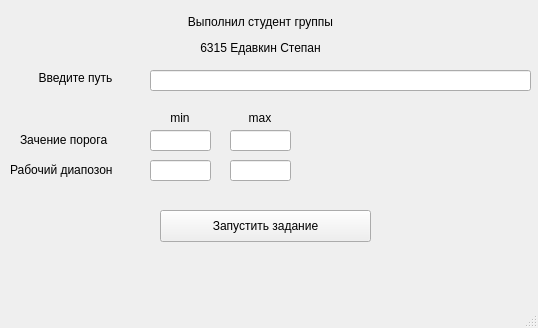
First picture: the form in inter.ui, repository StePUNK2002/5-1LabaKG, before the edit.
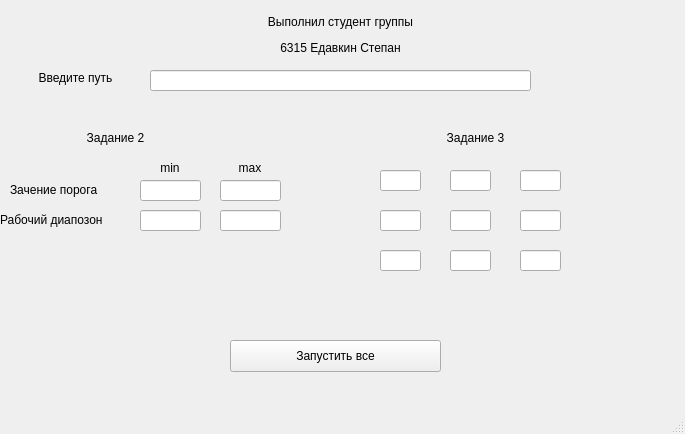
Second picture: the form after the edit.

The edit to the form file:
```diff
--- a/inter.ui
+++ b/inter.ui
@@ -6,8 +6,8 @@
    <rect>
     <x>0</x>
     <y>0</y>
-    <width>538</width>
-    <height>328</height>
+    <width>685</width>
+    <height>434</height>
    </rect>
   </property>
   <property name="windowTitle">
@@ -17,7 +17,7 @@
    <widget class="QLabel" name="label">
     <property name="geometry">
      <rect>
-      <x>130</x>
+      <x>210</x>
       <y>10</y>
       <width>261</width>
       <height>51</height>
@@ -62,8 +62,8 @@
    <widget class="QLabel" name="label_3">
     <property name="geometry">
      <rect>
-      <x>20</x>
-      <y>130</y>
+      <x>10</x>
+      <y>180</y>
       <width>121</width>
       <height>20</height>
      </rect>
@@ -75,8 +75,8 @@
    <widget class="QLabel" name="label_4">
     <property name="geometry">
      <rect>
-      <x>150</x>
-      <y>110</y>
+      <x>140</x>
+      <y>160</y>
       <width>60</width>
       <height>16</height>
      </rect>
@@ -91,8 +91,8 @@
    <widget class="QLineEdit" name="lineEdit_2">
     <property name="geometry">
      <rect>
-      <x>150</x>
-      <y>130</y>
+      <x>140</x>
+      <y>180</y>
       <width>61</width>
       <height>21</height>
      </rect>
@@ -101,8 +101,8 @@
    <widget class="QLabel" name="label_5">
     <property name="geometry">
      <rect>
-      <x>230</x>
-      <y>110</y>
+      <x>220</x>
+      <y>160</y>
       <width>60</width>
       <height>16</height>
      </rect>
@@ -117,8 +117,8 @@
    <widget class="QLineEdit" name="lineEdit_3">
     <property name="geometry">
      <rect>
-      <x>230</x>
-      <y>130</y>
+      <x>220</x>
+      <y>180</y>
       <width>61</width>
       <height>21</height>
      </rect>
@@ -127,8 +127,8 @@
    <widget class="QLabel" name="label_6">
     <property name="geometry">
      <rect>
-      <x>10</x>
-      <y>160</y>
+      <x>0</x>
+      <y>210</y>
       <width>121</width>
       <height>20</height>
      </rect>
@@ -140,8 +140,8 @@
    <widget class="QLineEdit" name="lineEdit_4">
     <property name="geometry">
      <rect>
-      <x>150</x>
-      <y>160</y>
+      <x>140</x>
+      <y>210</y>
       <width>61</width>
       <height>21</height>
      </rect>
@@ -150,8 +150,8 @@
    <widget class="QLineEdit" name="lineEdit_5">
     <property name="geometry">
      <rect>
-      <x>230</x>
-      <y>160</y>
+      <x>220</x>
+      <y>210</y>
       <width>61</width>
       <height>21</height>
      </rect>
@@ -160,14 +160,136 @@
    <widget class="QPushButton" name="pushButton">
     <property name="geometry">
      <rect>
-      <x>160</x>
-      <y>210</y>
+      <x>230</x>
+      <y>340</y>
       <width>211</width>
       <height>32</height>
      </rect>
     </property>
     <property name="text">
-     <string>Запустить задание</string>
+     <string>Запустить все</string>
+    </property>
+   </widget>
+   <widget class="QLabel" name="label_7">
+    <property name="geometry">
+     <rect>
+      <x>80</x>
+      <y>130</y>
+      <width>71</width>
+      <height>16</height>
+     </rect>
+    </property>
+    <property name="text">
+     <string>Задание 2</string>
+    </property>
+    <property name="alignment">
+     <set>Qt::AlignCenter</set>
+    </property>
+   </widget>
+   <widget class="QLabel" name="label_9">
+    <property name="geometry">
+     <rect>
+      <x>440</x>
+      <y>130</y>
+      <width>71</width>
+      <height>16</height>
+     </rect>
+    </property>
+    <property name="text">
+     <string>Задание 3</string>
+    </property>
+    <property name="alignment">
+     <set>Qt::AlignCenter</set>
+    </property>
+   </widget>
+   <widget class="QLineEdit" name="lineEdit_6">
+    <property name="geometry">
+     <rect>
+      <x>380</x>
+      <y>170</y>
+      <width>41</width>
+      <height>21</height>
+     </rect>
+    </property>
+   </widget>
+   <widget class="QLineEdit" name="lineEdit_7">
+    <property name="geometry">
+     <rect>
+      <x>450</x>
+      <y>170</y>
+      <width>41</width>
+      <height>21</height>
+     </rect>
+    </property>
+   </widget>
+   <widget class="QLineEdit" name="lineEdit_8">
+    <property name="geometry">
+     <rect>
+      <x>520</x>
+      <y>170</y>
+      <width>41</width>
+      <height>21</height>
+     </rect>
+    </property>
+   </widget>
+   <widget class="QLineEdit" name="lineEdit_9">
+    <property name="geometry">
+     <rect>
+      <x>380</x>
+      <y>210</y>
+      <width>41</width>
+      <height>21</height>
+     </rect>
+    </property>
+   </widget>
+   <widget class="QLineEdit" name="lineEdit_10">
+    <property name="geometry">
+     <rect>
+      <x>450</x>
+      <y>210</y>
+      <width>41</width>
+      <height>21</height>
+     </rect>
+    </property>
+   </widget>
+   <widget class="QLineEdit" name="lineEdit_11">
+    <property name="geometry">
+     <rect>
+      <x>520</x>
+      <y>210</y>
+      <width>41</width>
+      <height>21</height>
+     </rect>
+    </property>
+   </widget>
+   <widget class="QLineEdit" name="lineEdit_12">
+    <property name="geometry">
+     <rect>
+      <x>380</x>
+      <y>250</y>
+      <width>41</width>
+      <height>21</height>
+     </rect>
+    </property>
+   </widget>
+   <widget class="QLineEdit" name="lineEdit_13">
+    <property name="geometry">
+     <rect>
+      <x>450</x>
+      <y>250</y>
+      <width>41</width>
+      <height>21</height>
+     </rect>
+    </property>
+   </widget>
+   <widget class="QLineEdit" name="lineEdit_14">
+    <property name="geometry">
+     <rect>
+      <x>520</x>
+      <y>250</y>
+      <width>41</width>
+      <height>21</height>
+     </rect>
     </property>
    </widget>
   </widget>
```
Left out of the diff: 2 changed lines with no effect on the pictures.
